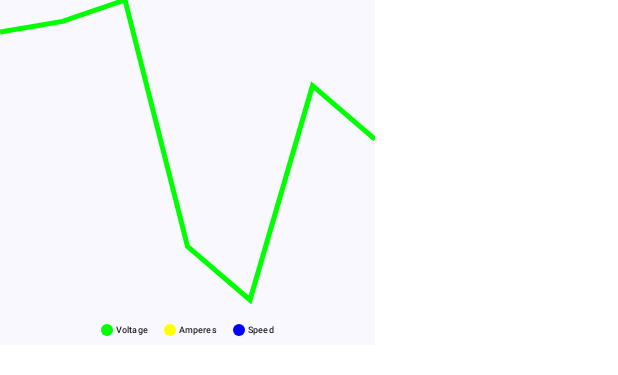
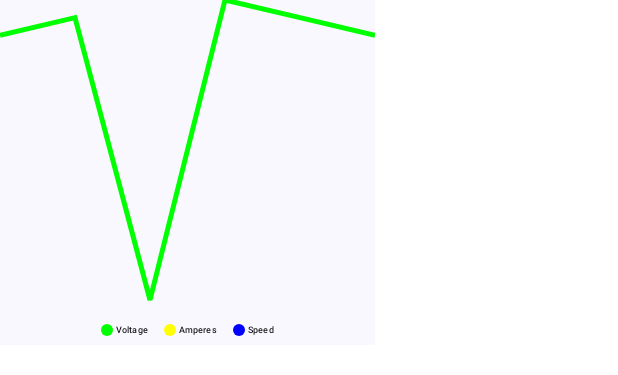
Before and after one commit to EndikaCo/app_bluetooth_bike, an Android app built with Jetpack Compose: the @Preview function PreviewBatteryValuesChart, on a phone screen of 412 x 824 dp. Shown: the top 375 px of the screen. Run offline under Robolectric (Android 15) with nearby library versions, the phone set to English and light mode, and no system bars.

Commit message:
bt changes

```diff
--- a/app/src/main/java/com/example/bluetooth_bike/ui/components/BatteryValuesChart.kt
+++ b/app/src/main/java/com/example/bluetooth_bike/ui/components/BatteryValuesChart.kt
@@ -21,26 +21,29 @@ import androidx.compose.ui.graphics.drawscope.Stroke
 import androidx.compose.ui.tooling.preview.Preview
 import androidx.compose.ui.unit.dp
 import androidx.compose.ui.unit.sp
+import com.example.bluetooth_bike.domain.model.BtMessage
 import com.example.bluetooth_bike.domain.model.Point
+import com.example.bluetooth_bike.domain.model.TimeModel
+import com.example.bluetooth_bike.domain.model.UiState
 import com.example.bluetooth_bike.ui.theme.Bluetooth_bikeTheme
 
+
+fun parseBtMessagesToPoints(btMessages: List<BtMessage>): List<Point> {
+    return btMessages.mapIndexed { index, btMessage ->
+        Point(index.toFloat(), btMessage.voltage.toFloat())
+    }
+}
+
 @Composable
-fun BatteryValuesChart() {
+fun BatteryValuesChart(values: List<BtMessage>) {
 
-    val values = listOf(
-        Point(1f, 60f),
-        Point(1.5f, 61f),
-        Point(2f, 63f),
-        Point(2.5f, 40f),
-        Point(3f, 35f),
-        Point(3.5f, 55f),
-        Point(4f, 50f),
-    )
+    val parsedValues = parseBtMessagesToPoints(values)
+
     Column(
         horizontalAlignment = Alignment.CenterHorizontally,
         modifier = Modifier.background (MaterialTheme.colorScheme.background)
     ) {
-        LineChart(Modifier.size(250.dp, 200.dp), values)
+        LineChart(Modifier.size(250.dp, 200.dp), parsedValues)
         Spacer(modifier = Modifier.height(10.dp))
         ShowLegend()
     }
@@ -145,7 +148,19 @@ fun Float.mapValueToDifferentRange(
 @Preview
 @Composable
 fun PreviewBatteryValuesChart() {
+
+    val uiState = UiState(
+        time = TimeModel("Mon", "12:00", "12 Jan"), values = listOf(
+            BtMessage("65", "30", "30", "100", "1233", "Ebike01", false),
+            BtMessage("66", "2", "25", "100", "1233", "Ebike01", false),
+            BtMessage("50", "50", "00", "100", "1233", "Ebike01", false),
+            BtMessage("67", "0", "10", "100", "1233", "Ebike01", false),
+            BtMessage("66", "0", "00", "100", "1233", "Ebike01", false),
+            BtMessage("65", "0", "00", "100", "1233", "Ebike01", false),
+        )
+    )
+
     Bluetooth_bikeTheme {
-        BatteryValuesChart()
+        BatteryValuesChart(uiState.values)
     }
 }
--- a/app/src/main/java/com/example/bluetooth_bike/ui/screens/DevicesScreen.kt
+++ b/app/src/main/java/com/example/bluetooth_bike/ui/screens/DevicesScreen.kt
@@ -82,7 +82,7 @@ fun DevicesScreen(
     val snackBarHostState = remember { SnackbarHostState() }
 
     Scaffold(
-        topBar = { DevicesTopAppBar(onStartServer) },
+        topBar = { DevicesTopAppBar(onCloseClick) },
         floatingActionButtonPosition = FabPosition.End,
         snackbarHost = { SnackbarHost(snackBarHostState) },
         floatingActionButton = { FloatingActionButton(snackBarHostState, onScanClick, state) },
--- a/app/src/main/java/com/example/bluetooth_bike/ui/screens/ProgressBarScreen.kt
+++ b/app/src/main/java/com/example/bluetooth_bike/ui/screens/ProgressBarScreen.kt
@@ -1,4 +1,4 @@
-package com.example.bluetooth_bike.ui.screens
+ package com.example.bluetooth_bike.ui.screens
 
 import android.content.res.Configuration
 import androidx.compose.foundation.layout.Arrangement
```
Also changed, not shown: app/src/main/java/com/example/bluetooth_bike/data/bluetooth/BluetoothController.kt (+27 -8 lines), app/src/main/java/com/example/bluetooth_bike/ui/screens/BikeScreen.kt (+9 -18 lines).
